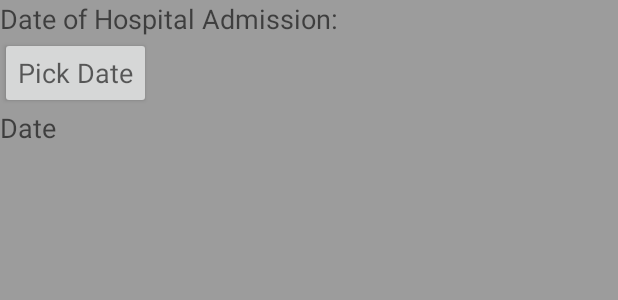
After one commit to DanielSiob/Gestao_Infetados, an Android app: the layout activity_edit__patient__data.xml on its own in the app's theme, with its tools: preview values and no code run, on a phone screen of 412 x 824 dp. The commit adds this screen. Shown: the top 300 px of the screen. Run offline under Robolectric (Android 15) with nearby library versions, the phone set to English and light mode, and no system bars.

Commit message:
Introdução de uma nova atividade

```diff
--- a/app/src/main/java/com/example/gestaoinfetados/MainActivity.java
+++ b/app/src/main/java/com/example/gestaoinfetados/MainActivity.java
@@ -22,6 +22,11 @@ public class MainActivity extends AppCompatActivity{
         startActivity(intent);
     }
 
+    public void goToActivity_Edit_Patient_Info (View view){
+        Intent intent = new Intent (this, Edit_Patient_Info.class);
+        startActivity(intent);
+    }
+
     @Override
     protected void onCreate(Bundle savedInstanceState) {
         super.onCreate(savedInstanceState);
--- /dev/null
+++ b/app/src/main/res/layout/activity_edit__patient__data.xml
@@ -0,0 +1,31 @@
+<?xml version="1.0" encoding="utf-8"?>
+<LinearLayout xmlns:android="http://schemas.android.com/apk/res/android"
+    xmlns:tools="http://schemas.android.com/tools"
+    android:layout_width="match_parent"
+    android:layout_height="match_parent"
+    android:background="#9C9C9C"
+    android:orientation="vertical"
+    tools:context=".Edit_Patient_Info">
+
+
+    <TextView
+        android:id="@+id/textViewEntradaHospitalar"
+        android:layout_width="match_parent"
+        android:layout_height="wrap_content"
+        android:text="Date of Hospital Admission:"
+        android:textAppearance="@style/TextAppearance.AppCompat.Medium" />
+
+    <Button
+        android:id="@+id/btnPickDateEntradaHospitalar"
+        android:layout_width="wrap_content"
+        android:layout_height="wrap_content"
+        android:text="Pick Date"
+        android:textAppearance="@style/TextAppearance.AppCompat.Medium"/>
+
+    <TextView
+        android:id="@+id/TextViewPickDateEntradaHospitalar"
+        android:layout_width="wrap_content"
+        android:layout_height="wrap_content"
+        android:text="Date"
+        android:textAppearance="@style/TextAppearance.AppCompat.Medium"/>
+</LinearLayout>
--- a/app/src/main/res/layout/activity_main.xml
+++ b/app/src/main/res/layout/activity_main.xml
@@ -41,7 +41,7 @@
         android:id="@+id/button3"
         android:layout_width="match_parent"
         android:layout_height="wrap_content"
-        android:onClick="goToActivity_Add_Professional_Data"
+        android:onClick="goToActivity_Edit_Patient_Info"
         android:text="Edit Patient Info" />
 
 </LinearLayout>
```
Also changed, not shown: app/src/main/java/com/example/gestaoinfetados/Edit_Patient_Info.java (added, +48 -0 lines).
